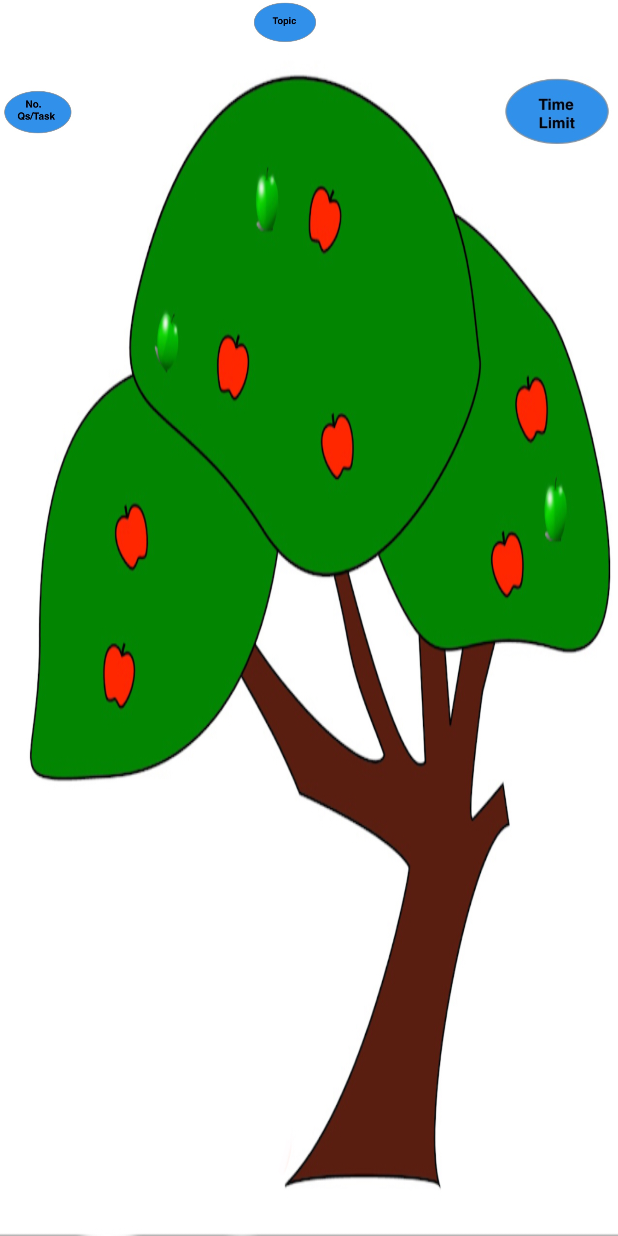
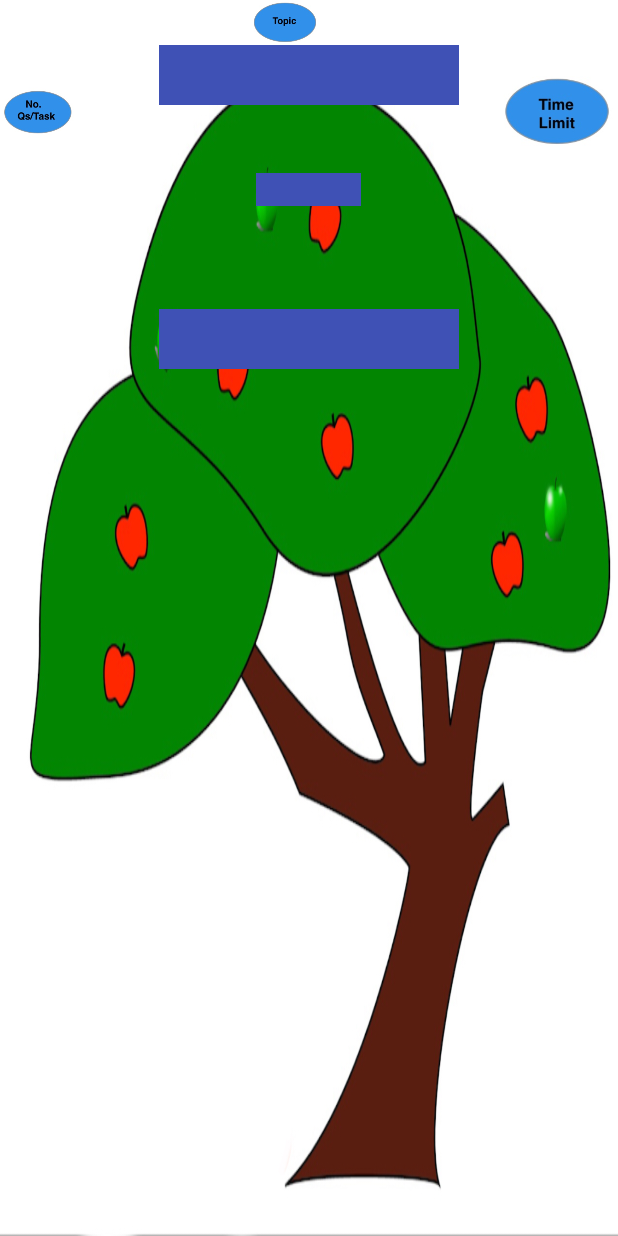
Before and after one commit to zapptitude/first-grade-math-app, an Android app: the layout fragment_level_expr.xml on its own in the app's theme, with its tools: preview values and no code run, on a phone screen of 412 x 824 dp. Run offline under Robolectric (Android 15) with nearby library versions, the phone set to English and light mode, and no system bars.

Commit message:
added background color for taskequation

```diff
--- a/app/src/main/res/layout/fragment_level_expr.xml
+++ b/app/src/main/res/layout/fragment_level_expr.xml
@@ -49,7 +49,7 @@
                 android:layout_centerHorizontal="true"
                 android:layout_marginTop="30dp"
                 android:textAppearance="?attr/textAppearanceListItem"
-                android:onClick="onLevelClick" />
+                android:background="@color/colorPrimary"/>
 
             <EditText
                 android:id="@+id/taskAnswer"
@@ -59,7 +59,8 @@
                 android:layout_centerHorizontal="true"
                 android:layout_marginTop="115dp"
                 android:textAppearance="?attr/textAppearanceListItem"
-                android:visibility="invisible" />
+                android:background="@color/colorPrimary"
+                android:numeric="integer"/>
 
             <TextView
                 android:id="@+id/taskFeedback"
@@ -68,7 +69,8 @@
                 android:layout_alignParentTop="true"
                 android:layout_centerHorizontal="true"
                 android:layout_marginTop="206dp"
-                android:textAppearance="?attr/textAppearanceListItem" />
+                android:textAppearance="?attr/textAppearanceListItem"
+                android:background="@color/colorPrimary"/>
 
         </RelativeLayout>
 
```
